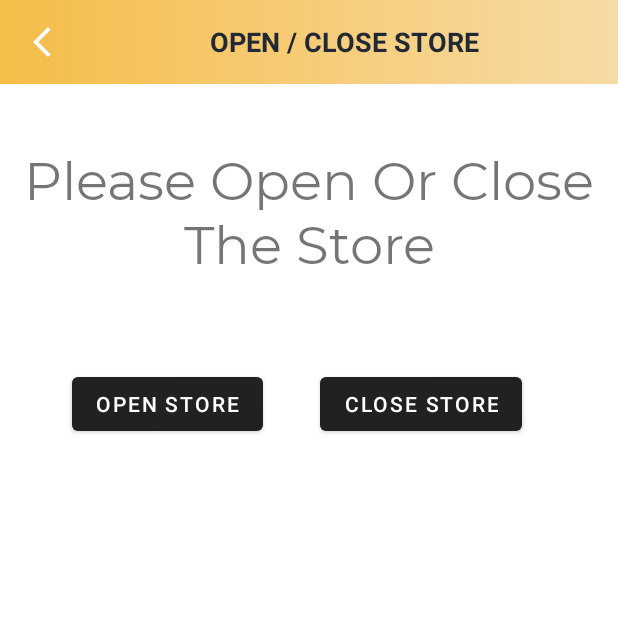
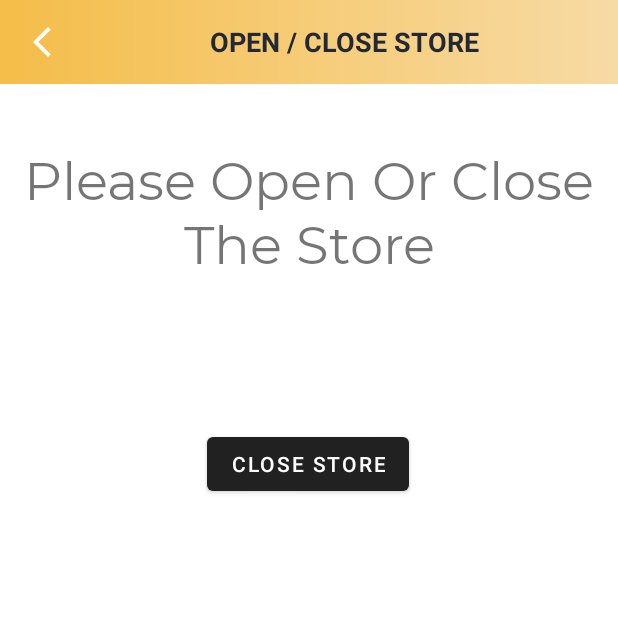
Before and after one commit to makaota/Mamma_Ms_Kitchen_Manager, an Android app: the OpenCloseStoreActivity screen opened directly, with no data from a screen before it, on a phone screen of 412 x 824 dp, the top half of it. Run offline under Robolectric (Android 15) with nearby library versions, the phone set to English and light mode, and no system bars; our stand-ins replace Firebase (no records; nobody signed in at launch, a user with empty details on screens opened directly); libraries missing offline, so code that uses them is left out: com.shashank.sony; 3 statements that could not run were skipped.

Commit message:
open close store modified

```diff
--- a/app/src/main/java/com/makaota/mammamskitchenmanager/models/OpenCloseStore.kt
+++ b/app/src/main/java/com/makaota/mammamskitchenmanager/models/OpenCloseStore.kt
@@ -1,10 +1,13 @@
 package com.makaota.mammamskitchenmanager.models
 
 import android.os.Parcelable
+import com.google.firebase.firestore.DocumentId
 import kotlinx.parcelize.Parcelize
 
 
 @Parcelize
 data class OpenCloseStore(
-    var isStoreOpen: Boolean = false
+    var isStoreOpen: Boolean = false,
+    @DocumentId
+    val id: String = ""
 ): Parcelable
--- a/app/src/main/java/com/makaota/mammamskitchenmanager/ui/activities/OpenCloseStoreActivity.kt
+++ b/app/src/main/java/com/makaota/mammamskitchenmanager/ui/activities/OpenCloseStoreActivity.kt
@@ -2,18 +2,169 @@ package com.makaota.mammamskitchenmanager.ui.activities
 
 import androidx.appcompat.app.AppCompatActivity
 import android.os.Bundle
+import android.util.Log
+import android.widget.Toast
+import androidx.fragment.app.Fragment
+import com.google.firebase.firestore.FirebaseFirestore
+import com.google.firebase.firestore.SetOptions
+import com.google.firebase.firestore.ktx.firestore
+import com.google.firebase.ktx.Firebase
 import com.makaota.mammamskitchenmanager.R
 import com.makaota.mammamskitchenmanager.databinding.ActivityOpenCloseStoreBinding
+import com.makaota.mammamskitchenmanager.firestore.FirestoreClass
+import com.makaota.mammamskitchenmanager.models.OpenCloseStore
+import com.makaota.mammamskitchenmanager.models.Product
+import com.makaota.mammamskitchenmanager.ui.fragments.ManageMenuFragment
+import com.makaota.mammamskitchenmanager.utils.Constants
 
-class OpenCloseStoreActivity : AppCompatActivity() {
+class OpenCloseStoreActivity : BaseActivity() {
+
+    private val TAG = "OpenCloseStoreActivity"
+
+    private val docRef = "KUadjV036C6fvZrjmIWn"
 
     lateinit var binding: ActivityOpenCloseStoreBinding
+
+    private val mFirestore = FirebaseFirestore.getInstance()
+
+    private lateinit var mOpenCloseStore: OpenCloseStore
+    private var isStoreOpen: Boolean = false
+
     override fun onCreate(savedInstanceState: Bundle?) {
         super.onCreate(savedInstanceState)
         binding = ActivityOpenCloseStoreBinding.inflate(layoutInflater)
         setContentView(binding.root)
 
         setupActionBar()
+
+
+
+        mOpenCloseStore = OpenCloseStore(false)
+
+     //   openCloseStoreCollection(mOpenCloseStore)
+
+        getOpenCloseStoreInfo()
+
+        binding.btnOpenClose.setOnClickListener {
+
+            if (binding.btnOpenClose.text == "Open Store"){
+
+
+                showProgressDialog(resources.getString(R.string.please_wait))
+
+                val db = Firebase.firestore
+                val batch = db.batch()
+                // change the value of mOpenCloseStore
+                isStoreOpen = true
+
+                val documentRef = db.collection(Constants.OPEN_CLOSE_STORE)
+                    .document(docRef)
+                // Update the value of the order status
+                batch.update(documentRef, "storeOpen", isStoreOpen)
+                Log.i(TAG, "isStoreOpen = ${isStoreOpen}")
+                batch.commit()
+                    .addOnSuccessListener {
+                        // Update successful
+                     //   hideProgressDialog()
+
+                    }
+                    .addOnFailureListener { e ->
+                        // Handle error
+                      //  hideProgressDialog()
+                    }
+
+                hideProgressDialog()
+               // onBackPressed()
+
+                Toast.makeText(this,"Store is Open",Toast.LENGTH_SHORT).show()
+
+                binding.btnOpenClose.text = "Close Store"
+
+
+            }else{
+
+                showProgressDialog(resources.getString(R.string.please_wait))
+
+                val db = Firebase.firestore
+                val batch = db.batch()
+                // change the value of mOpenCloseStore
+                isStoreOpen = false
+
+                val documentRef = db.collection(Constants.OPEN_CLOSE_STORE)
+                    .document(docRef)
+                // Update the value of the order status
+                batch.update(documentRef, "storeOpen", isStoreOpen)
+                Log.i(TAG, "isStoreOpen = ${isStoreOpen}")
+                batch.commit()
+                    .addOnSuccessListener {
+                        // Update successful
+                        //   hideProgressDialog()
+
+                    }
+                    .addOnFailureListener { e ->
+                        // Handle error
+                        //  hideProgressDialog()
+                    }
+
+                hideProgressDialog()
+                // onBackPressed()
+
+
+                Toast.makeText(this,"Store is Closed",Toast.LENGTH_SHORT).show()
+
+                binding.btnOpenClose.text = "Open Store"
+
+            }
+        }
+    }
+
+    private fun openCloseStoreCollection(openCloseStore: OpenCloseStore){
+
+        showProgressDialog(resources.getString(R.string.please_wait))
+
+        // The "users" is collection name. If the collection is already created then it will not create the same one again.
+        mFirestore.collection(Constants.OPEN_CLOSE_STORE)
+            .document()
+            // Here the userInfo are Field and the SetOption is set to merge. It is for if we wants to merge later on instead of replacing the fields.
+            .set(openCloseStore)
+            .addOnSuccessListener {
+
+                hideProgressDialog()
+
+            }
+            .addOnFailureListener {
+
+                hideProgressDialog()
+            }
+
+    }
+
+   private fun getOpenCloseStoreInfo() {
+        // The collection name for OPEN CLOSE STORE
+        mFirestore.collection(Constants.OPEN_CLOSE_STORE)
+            .document(docRef)
+            .get() // Will get the document snapshots.
+            .addOnSuccessListener { document ->
+
+                // Here we get the product details in the form of document.
+                Log.e(javaClass.simpleName, document.toString())
+
+                // Convert the snapshot to the object of open close store data model class.
+                val openCloseStore = document.toObject(OpenCloseStore::class.java)!!
+
+                mOpenCloseStore = openCloseStore
+
+                if (!openCloseStore.isStoreOpen){
+                    binding.btnOpenClose.text = "Open Store"
+                }
+                else{
+                    binding.btnOpenClose.text = "Close Store"
+                }
+
+            }
+            .addOnFailureListener { e ->
+
+            }
     }
 
     private fun setupActionBar() {
--- a/app/src/main/java/com/makaota/mammamskitchenmanager/utils/Constants.kt
+++ b/app/src/main/java/com/makaota/mammamskitchenmanager/utils/Constants.kt
@@ -20,6 +20,7 @@ object Constants {
     const val ORDERS: String = "orders"
     const val SOLD_PRODUCTS: String = "sold_products"
     const val NOTIFICATIONS: String = "notifications"
+    const val OPEN_CLOSE_STORE: String = "openCloseStore"
 
     const val ORDER_STATUS: String = "orderStatus"
 
--- a/app/src/main/res/layout/activity_open_close_store.xml
+++ b/app/src/main/res/layout/activity_open_close_store.xml
@@ -43,22 +43,14 @@
         app:layout_constraintTop_toBottomOf="@+id/toolbar_open_close_store_activity" />
 
     <Button
-        android:id="@+id/button"
+        android:id="@+id/btn_open_close"
         android:layout_width="wrap_content"
         android:layout_height="wrap_content"
-        android:layout_marginStart="48dp"
-        android:layout_marginTop="60dp"
+        android:layout_marginTop="100dp"
         android:text="Open Store"
+        app:layout_constraintEnd_toEndOf="parent"
+        app:layout_constraintHorizontal_bias="0.498"
         app:layout_constraintStart_toStartOf="parent"
         app:layout_constraintTop_toBottomOf="@+id/RAMTextView" />
 
-    <Button
-        android:id="@+id/button2"
-        android:layout_width="wrap_content"
-        android:layout_height="wrap_content"
-        android:layout_marginTop="60dp"
-        android:layout_marginEnd="64dp"
-        android:text="Close Store"
-        app:layout_constraintEnd_toEndOf="parent"
-        app:layout_constraintTop_toBottomOf="@+id/RAMTextView" />
 </androidx.constraintlayout.widget.ConstraintLayout>
--- a/app/src/main/res/navigation/mobile_navigation.xml
+++ b/app/src/main/res/navigation/mobile_navigation.xml
@@ -3,7 +3,7 @@
     xmlns:app="http://schemas.android.com/apk/res-auto"
     xmlns:tools="http://schemas.android.com/tools"
     android:id="@+id/mobile_navigation"
-    app:startDestination="@+id/navigation_manage_menu">
+    app:startDestination="@+id/navigation_manage_orders">
 
     <fragment
         android:id="@+id/navigation_manage_menu"
```
